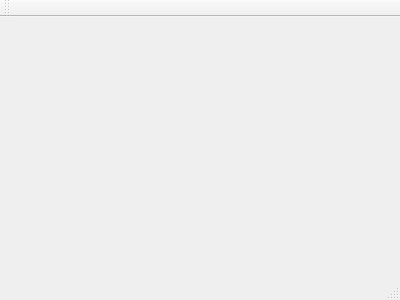
Qt form src/MainWindow.ui (RemotelyChaotic/JOIPEngine) before a commit.
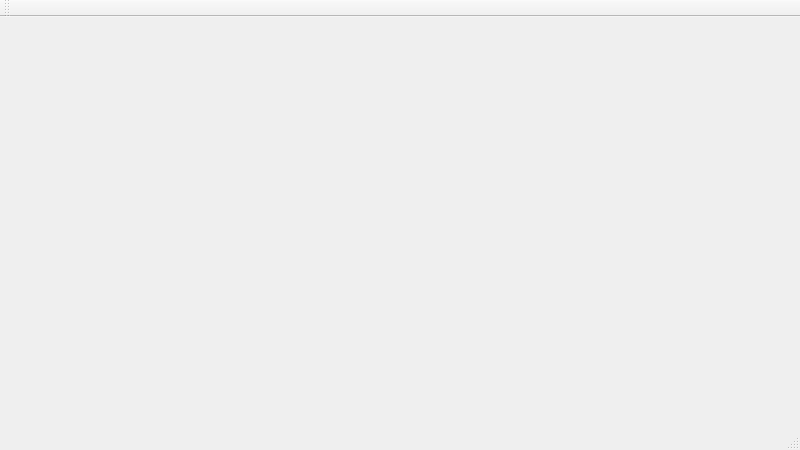
The same form after that commit.

Diff of the .ui file:
```diff
--- a/src/MainWindow.ui
+++ b/src/MainWindow.ui
@@ -6,8 +6,8 @@
    <rect>
     <x>0</x>
     <y>0</y>
-    <width>400</width>
-    <height>300</height>
+    <width>800</width>
+    <height>450</height>
    </rect>
   </property>
   <property name="windowTitle">
```
Left out of the diff: 4 changed lines with no effect on the pictures.
